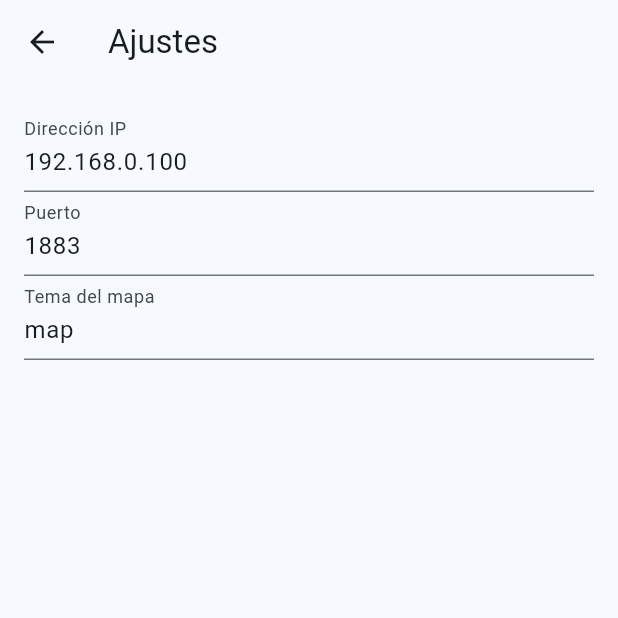
After one commit to jcmh05/app_lego_ambiental, a Flutter app: the screen it shows after launch, after a tap on the "settings" icon, on a phone screen of 412 x 824 dp, the top half of it. The commit adds this screen. Run offline on Flutter 3.47's test engine with Material 3 defaults, Android fonts, the phone set to English and light mode, and no system bars; our stand-ins replace fluttertoast, hive, logger; missing offline and left inert: mqtt_client; accounts and stored records are empty.

Commit message:
Actualizacion de los mapas por mqtt

```diff
--- a/lib/components/components.dart
+++ b/lib/components/components.dart
@@ -1,2 +1,5 @@
 export '3dbutton.dart';
 export 'utils.dart';
+export 'mqttmanager.dart';
+export 'logging.dart';
+export 'local_storage.dart';
--- /dev/null
+++ b/lib/components/local_storage.dart
@@ -0,0 +1,78 @@
+
+import 'package:path_provider/path_provider.dart' as path_provider;
+import 'package:applegoambiental/components/components.dart';
+import 'package:hive/hive.dart';
+
+class LocalStorage{
+  final Log = logger(LocalStorage);
+  static final LocalStorage _instance = LocalStorage._internal();
+  factory LocalStorage() => _instance;
+
+  LocalStorage._internal();
+
+  late Box _mqttBox;
+
+  Future<void> init() async {
+    // Inicializar Hive
+    final appDocumentDirectory = await path_provider.getApplicationDocumentsDirectory();
+    Hive.init(appDocumentDirectory.path);
+
+    // Abrir la caja para almacenar los datos de usuario
+    _mqttBox = await Hive.openBox('mqtt');
+
+    Log.i('LocalStorage inicializado');
+  }
+
+  Future<void> setIpAddress(String ipAddress) async {
+    await _mqttBox.put('ipAddress', ipAddress);
+    Log.i('Dirección IP actualizada: $ipAddress');
+  }
+
+  String getIpAddress() {
+    return _mqttBox.get('ipAddress', defaultValue: '192.168.0.100');
+  }
+
+  Future<void> setPort(int port) async {
+    await _mqttBox.put('port', port);
+    Log.i('Puerto actualizado: $port');
+  }
+
+  int getPort() {
+    return _mqttBox.get('port', defaultValue: 1883);
+  }
+
+  Future<void> setMapTopic(String mapTopic) async {
+    await _mqttBox.put('mapTopic', mapTopic);
+    Log.i('Topic del mapa actualizado: $mapTopic');
+  }
+
+  String getMapTopic() {
+    return _mqttBox.get('mapTopic', defaultValue: 'map');
+  }
+
+  Future<void> setMapList(List<String> mapList) async {
+    String mapListString = mapList.join(",");
+    await _mqttBox.put('mapList', mapListString);
+    Log.i('Lista del mapa actualizada: $mapListString');
+  }
+
+  List<String> getMapList() {
+    List<String> imagePathsDefault = [
+      '01', '09', '01', '04', '01',
+      '00', '08', '01', '08', '01',
+      '01', '10', '00', '02', '00',
+      '00', '08', '05', '08', '01',
+      '04', '07', '11', '06', '00',
+      '02', '00', '03', '09', '05',
+      '03', '01', '00', '02', '02',
+    ];
+    String defaultMapListString = imagePathsDefault.join(",");
+    String mapListString = _mqttBox.get('mapList', defaultValue: defaultMapListString);
+    return mapListString.split(',');
+  }
+
+  Future<void> clear() async {
+    await _mqttBox.clear();
+    Log.i('LocalStorage limpiado');
+  }
+}
--- /dev/null
+++ b/lib/components/logging.dart
@@ -0,0 +1,21 @@
+import 'package:logger/logger.dart';
+
+final logger = (Type type) => Logger(
+  printer: CustomerPrinter(type.toString()),
+  level: Level.verbose,
+);
+
+class CustomerPrinter extends LogPrinter {
+  final String className;
+
+  CustomerPrinter(this.className);
+
+  @override
+  List<String> log(LogEvent event) {
+    final color = PrettyPrinter.defaultLevelColors[event.level];
+    final emoji = PrettyPrinter.defaultLevelEmojis[event.level];
+    final message = event.message;
+
+    return [color!('$emoji $className: $message')];
+  }
+}
--- /dev/null
+++ b/lib/components/mqttmanager.dart
@@ -0,0 +1,79 @@
+import 'dart:async';
+import 'package:applegoambiental/components/components.dart';
+import 'package:mqtt_client/mqtt_client.dart';
+import 'package:mqtt_client/mqtt_server_client.dart';
+import 'package:flutter/material.dart';
+
+class MqttManager {
+  final Log = logger(MqttManager);
+
+  final String server;
+  final int port;
+  final String topic;
+  late MqttServerClient client;
+
+  final StreamController<String> _messageController = StreamController<String>.broadcast();
+
+  Stream<String> get messageStream => _messageController.stream;
+
+  MqttManager({required this.server, required this.port, required this.topic}) {
+    _setupMqttClient();
+  }
+
+  void _setupMqttClient() {
+    client = MqttServerClient.withPort(server, 'flutter_client', port);
+    client.logging(on: false);
+    client.keepAlivePeriod = 20;
+    client.onDisconnected = _onDisconnected;
+    client.onConnected = _onConnected;
+    client.onSubscribed = _onSubscribed;
+  }
+
+  Future<void> connect() async {
+    try {
+      await client.connect();
+    } catch (e) {
+      Log.e('Exception: $e');
+      client.disconnect();
+    }
+
+    if (client.connectionStatus!.state == MqttConnectionState.connected) {
+      Log.i('Connected to MQTT broker');
+    } else {
+      Log.e('Connection failed: ${client.connectionStatus}');
+      disconnect();
+    }
+  }
+
+  void disconnect() {
+    client.disconnect();
+    _onDisconnected();
+  }
+
+  void _onConnected() {
+    Log.i('Connected');
+    client.subscribe(topic, MqttQos.atMostOnce);
+  }
+
+  void _onDisconnected() {
+    Log.i('Disconnected');
+  }
+
+
+
+  void _onSubscribed(String topic) {
+    Log.i('Subscribed to topic: $topic');
+
+    client.updates!.listen((List<MqttReceivedMessage<MqttMessage>> c) {
+      final MqttPublishMessage recMess = c[0].payload as MqttPublishMessage;
+      final String newLocation = MqttPublishPayload.bytesToStringAsString(recMess.payload.message!);
+
+      _messageController.add(newLocation);
+      Log.i('Received message: $newLocation from topic: ${c[0].topic}>');
+    });
+  }
+
+  void dispose() {
+    _messageController.close();
+  }
+}
--- a/lib/main.dart
+++ b/lib/main.dart
@@ -1,7 +1,12 @@
+import 'package:applegoambiental/components/components.dart';
 import 'package:flutter/material.dart';
 import 'package:applegoambiental/screens/screens.dart';
 
-void main() {
+import 'components/mqttmanager.dart';
+
+void main() async{
+  WidgetsFlutterBinding.ensureInitialized();
+  await LocalStorage().init();
   runApp(const MyApp());
 }
 
@@ -33,6 +38,19 @@ class MyHomePage extends StatefulWidget {
 }
 
 class _MyHomePageState extends State<MyHomePage> {
+  late MqttManager manager;
+
+  void mqttConnect() async {
+    manager = MqttManager(server: LocalStorage().getIpAddress(), port: LocalStorage().getPort(), topic: LocalStorage().getMapTopic());
+    await manager.connect();
+  }
+
+  @override
+  void initState() {
+    super.initState();
+    mqttConnect();
+  }
+
   @override
   Widget build(BuildContext context) {
     return DefaultTabController(
@@ -55,11 +73,26 @@ class _MyHomePageState extends State<MyHomePage> {
                 Tab(icon: Icon(Icons.remove_red_eye_outlined, color: Colors.white)), // Icon for the second tab
               ],
             ),
+            actions: <Widget>[
+              IconButton(
+                icon: Icon(
+                  Icons.settings,
+                  color: Colors.white,
+                ),
+                onPressed: () {
+                  // Navega a la pantalla de ajustes
+                  Navigator.push(
+                    context,
+                    MaterialPageRoute(builder: (context) => SettingsScreen()),
+                  );
+                },
+              ),
+            ],
           ),
           body: TabBarView(
             children: [
-              OrderScreen(), // The first tab
-              ViewMapScreen(), // The second tab, replace with your second screen
+              OrderScreen(mqttManager: manager,), // The first tab
+              ViewMapScreen(mqttManager: manager,), // The second tab, replace with your second screen
             ],
           ),
         ),
--- a/lib/screens/screens.dart
+++ b/lib/screens/screens.dart
@@ -1,2 +1,3 @@
 export 'view_map_screen.dart';
 export 'order_screen.dart';
+export 'settings.dart';
--- /dev/null
+++ b/lib/screens/settings.dart
@@ -0,0 +1,86 @@
+import 'package:applegoambiental/components/components.dart';
+import 'package:flutter/material.dart';
+
+class SettingsScreen extends StatefulWidget {
+  const SettingsScreen({super.key});
+
+  @override
+  State<SettingsScreen> createState() => _SettingsScreenState();
+}
+
+class _SettingsScreenState extends State<SettingsScreen> {
+  final _formKey = GlobalKey<FormState>();
+  final _ipAddressController = TextEditingController(text: LocalStorage().getIpAddress());
+  final _portController = TextEditingController(text: LocalStorage().getPort().toString());
+  final _mapTopicController = TextEditingController(text: LocalStorage().getMapTopic());
+
+  bool _hasChanged = false;
+
+  @override
+  void dispose() {
+    _ipAddressController.dispose();
+    _portController.dispose();
+    _mapTopicController.dispose();
+    super.dispose();
+  }
+
+  @override
+  Widget build(BuildContext context) {
+    return Scaffold(
+      appBar: AppBar(
+        title: Text('Ajustes'),
+      ),
+      body: Padding(
+        padding: const EdgeInsets.all(16.0),
+        child: Form(
+          key: _formKey,
+          child: Column(
+            children: [
+              TextFormField(
+                controller: _ipAddressController,
+                decoration: InputDecoration(labelText: 'Dirección IP'),
+                onChanged: (value) {
+                  setState(() {
+                    _hasChanged = true;
+                  });
+                },
+              ),
+              TextFormField(
+                controller: _portController,
+                decoration: InputDecoration(labelText: 'Puerto'),
+                keyboardType: TextInputType.number,
+                onChanged: (value) {
+                  setState(() {
+                    _hasChanged = true;
+                  });
+                },
+              ),
+              TextFormField(
+                controller: _mapTopicController,
+                decoration: InputDecoration(labelText: 'Tema del mapa'),
+                onChanged: (value) {
+                  setState(() {
+                    _hasChanged = true;
+                  });
+                },
+              ),
+              if (_hasChanged)
+                ElevatedButton(
+                  onPressed: () {
+                    LocalStorage().setIpAddress(_ipAddressController.text);
+                    LocalStorage().setPort(int.parse(_portController.text));
+                    LocalStorage().setMapTopic(_mapTopicController.text);
+                    setState(() {
+                      _hasChanged = false;
+                    });
+                    Navigator.pop(context);
+                  },
+                  child: Text('Guardar'),
+                ),
+            ],
+          ),
+        ),
+      ),
+    );
+  }
+}
--- a/pubspec.yaml
+++ b/pubspec.yaml
@@ -34,6 +34,9 @@ dependencies:
   cupertino_icons: ^1.0.2
   mqtt_client: ^10.2.1
   uuid: ^4.4.0
+  logger: ^2.1.0
+  hive: ^2.2.3
+  path_provider: ^2.1.2
 
 dev_dependencies:
   flutter_test:
```
Also changed, not shown: lib/components/utils.dart (+13 -0 lines), lib/screens/add_order_screen.dart (+7 -11 lines), lib/screens/order_screen.dart (+19 -3 lines), lib/screens/view_map_screen.dart (+20 -10 lines), pubspec.lock, 2 other files.
